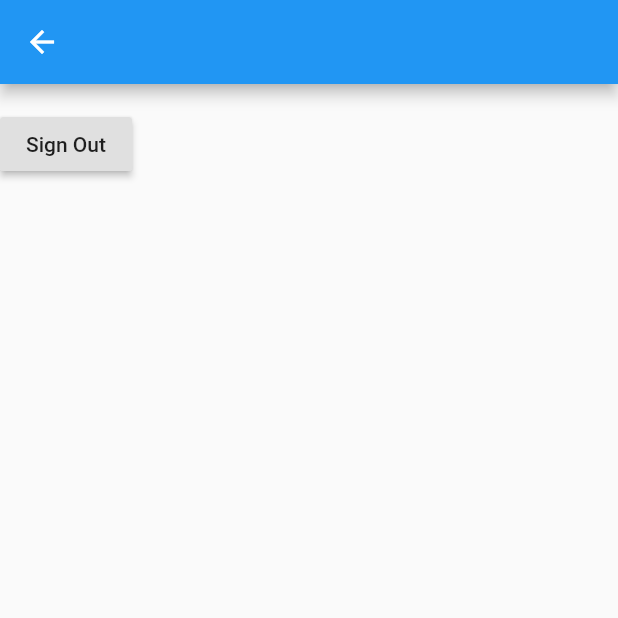
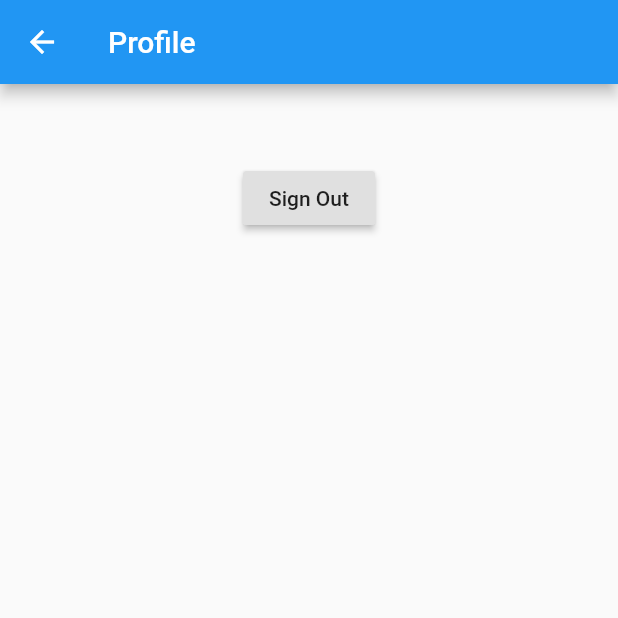
Before and after one commit to varounhanooman/TriniEats, a Flutter app: the screen it shows once a user with an empty profile is signed in, after a tap on the "person" icon, on a phone screen of 412 x 824 dp, the top half of it. Run offline on Flutter 3.47's test engine with Material 2 defaults, Android fonts, the phone set to English and light mode, and no system bars; our stand-ins replace badges, cloud_firestore, firebase_auth, flutter_money_formatter, fluttertoast; accounts and stored records are empty; statements that could not run were skipped.

Commit message:
provider working, cart working

```diff
--- a/lib/bloc/auth_bloc.dart
+++ b/lib/bloc/auth_bloc.dart
@@ -9,6 +9,7 @@ class AuthBloc with ChangeNotifier {
   Status _status = Status.Uninitialized;
 
   AuthBloc.instance() : _auth = FirebaseAuth.instance {
+    print("here");
     _auth.onAuthStateChanged.listen(_onAuthStateChanged);
   }
 
--- a/lib/main.dart
+++ b/lib/main.dart
@@ -4,14 +4,17 @@ import 'package:trini_eats/router.dart';
 
 import 'bloc/_providers.dart';
 
-void main() => runApp(MyApp());
+void main() {
+  runApp(MyApp());
+}
 
 class MyApp extends StatelessWidget {
   @override
   Widget build(BuildContext context) {
     return MultiProvider(
       providers: providers,
-          child: MaterialApp(
+      child: MaterialApp(
+        debugShowCheckedModeBanner: false,
         title: 'Trini Eats',
         theme: ThemeData(
           primarySwatch: Colors.blue,
--- a/lib/router.dart
+++ b/lib/router.dart
@@ -1,18 +1,21 @@
 import 'package:flutter/material.dart';
 import 'package:trini_eats/screens/cart.dart';
+import 'package:trini_eats/screens/menu.dart';
 import 'package:trini_eats/screens/user.dart';
 import 'package:trini_eats/services/auth.dart';
-
 
 class Router {
   static Route<dynamic> generateRoute(RouteSettings settings) {
     switch (settings.name) {
       case '/':
         return MaterialPageRoute(builder: (_) => Auth());
-      // case '/route_overview':
-      //   // pass parameters to route
-      //   var data = settings.arguments as SingleRoute;
-      //   return MaterialPageRoute(builder: (_) => RouteOverview(data));
+      case '/menu':
+        // pass parameters to route
+        var data = settings.arguments as String;
+        return MaterialPageRoute(
+            builder: (_) => Menu(
+                  data,
+                ));
       case '/cart':
         return MaterialPageRoute(builder: (_) => Cart());
       case '/user':
--- a/lib/screens/home.dart
+++ b/lib/screens/home.dart
@@ -1,8 +1,18 @@
 import 'package:flutter/material.dart';
-// import 'package:provider/provider.dart';
-import 'package:firebase_auth/firebase_auth.dart';
+import 'package:provider/provider.dart';
+import 'package:trini_eats/bloc/merchant_bloc.dart';
+import 'package:trini_eats/models/merchant.dart';
+import 'package:trini_eats/widgets/product.dart';
+import 'package:badges/badges.dart';
 
-class Home extends StatelessWidget {
+class Home extends StatefulWidget {
+  @override
+  _HomeState createState() => _HomeState();
+}
+
+class _HomeState extends State<Home> {
+  Future _getMerchants;
+
   Widget _searchField() {
     return Container(
       child: TextFormField(
@@ -21,14 +31,20 @@ class Home extends StatelessWidget {
     );
   }
 
-  SliverAppBar _topHeader(context) {
+  SliverAppBar _topHeader(context, cartLength) {
     return SliverAppBar(
       floating: true,
       pinned: true,
       snap: true,
       actions: <Widget>[
         IconButton(
-          icon: Icon(Icons.shopping_cart),
+          icon: Badge(
+            badgeContent: Text(
+             cartLength.toString(),
+              style: TextStyle(color: Colors.white),
+            ),
+            child: Icon(Icons.shopping_cart),
+          ),
           onPressed: () {
             Navigator.pushNamed(context, '/cart');
             // x.signOut();
@@ -92,30 +108,59 @@ class Home extends StatelessWidget {
     );
   }
 
-  List _buildList(int count) {
-    List<Widget> listItems = List();
+  @override
+  void initState() {
+    super.initState();
+    _getMerchants = Future.microtask(() =>
+        Provider.of<MerchantBloc>(context, listen: false).getMerchantData());
+  }
 
-    for (int i = 0; i < count; i++) {
-      listItems.add(new Padding(
-          padding: new EdgeInsets.all(20.0),
-          child: new Text('Item ${i.toString()}',
-              style: new TextStyle(fontSize: 18.0))));
-    }
-
-    return listItems;
+  Widget _merchantList(Merchants merchants) {
+    return SliverList(
+      delegate: new SliverChildBuilderDelegate(
+        (BuildContext context, int index) {
+          return Product(
+            docId: merchants.merchants[index].id,
+            title: merchants.merchants[index].name,
+            image: FadeInImage.assetNetwork(
+              fadeInCurve: Curves.easeIn,
+              placeholder: 'assets/placeholder.png',
+              image: merchants.merchants[index].image,
+              fit: BoxFit.cover,
+            ),
+          );
+          // return ListTile(
+          //   title: Text(merchants.merchants[index].name),
+          // );
+        },
+        childCount: merchants.merchants.length,
+      ),
+    );
   }
 
   @override
   Widget build(BuildContext context) {
+    var merchant = Provider.of<MerchantBloc>(context);
     return Scaffold(
-      body: CustomScrollView(
-        slivers: <Widget>[
-          _topHeader(context),
-          SliverList(
-            delegate: SliverChildListDelegate(_buildList(50)),
-          ),
-        ],
-      ),
-    );
+        body: Center(
+            child: FutureBuilder(
+      future: _getMerchants,
+      builder: (context, snapshot) {
+        if (snapshot.connectionState == ConnectionState.done) {
+          return Container(
+            child: CustomScrollView(
+              slivers: <Widget>[
+                _topHeader(context, merchant.cart.length),
+                _merchantList(merchant.allMerchants),
+              ],
+            ),
+          );
+        }
+        if (snapshot.hasError) {
+          return Text('$snapshot.error');
+        }
+        return CircularProgressIndicator();
+      },
+    )));
   }
 }
--- a/lib/screens/login.dart
+++ b/lib/screens/login.dart
@@ -114,6 +114,7 @@ class _LoginState extends State<Login> {
                   .hasMatch(value)) {
             return 'Please enter a valid email';
           }
+          return null;
         },
         onSaved: (String value) {
           _formData['email'] = value;
@@ -138,6 +139,7 @@ class _LoginState extends State<Login> {
           if (value.isEmpty) {
             return 'Password field empty';
           }
+          return null;
         },
         onSaved: (String value) {
           _formData['password'] = value;
--- a/lib/screens/user.dart
+++ b/lib/screens/user.dart
@@ -12,10 +12,15 @@ class User extends StatelessWidget {
     FirebaseUser user = auth.user;
     return Scaffold(
       appBar: AppBar(
-        title: Text(user.email),
+        title: Text('Profile'),
       ),
-      body: Column(
+      body: Container(
+        alignment: Alignment.center,
+        child: Column(
+          crossAxisAlignment: CrossAxisAlignment.center,
           children: <Widget>[
+            SizedBox(height: 20.0,),
+            Text(user.email),
             Text(user.uid),
             RaisedButton(
               child: Text('Sign Out'),
@@ -25,6 +30,7 @@ class User extends StatelessWidget {
             )
           ],
         ),
+      ),
     );
   }
 }
--- a/pubspec.yaml
+++ b/pubspec.yaml
@@ -9,10 +9,12 @@ environment:
 dependencies:
   flutter:
     sdk: flutter
+  badges: ^1.1.0
   cloud_firestore: ^0.13.0+1
   cupertino_icons: ^0.1.2
   firebase_auth: ^0.15.3+1
   fluttertoast: ^3.1.3
+  flutter_money_formatter: ^0.8.3
   provider: ^4.0.2
 
 dev_dependencies:
@@ -26,7 +28,8 @@ dev_dependencies:
 flutter:
   uses-material-design: true
   # To add assets to your application, add an assets section, like this:
-  # assets:
+  assets:
+    - assets/
   #  - images/a_dot_burr.jpeg
   #  - images/a_dot_ham.jpeg
   # An image asset can refer to one or more resolution-specific "variants", see
```
Also changed, not shown: lib/bloc/_providers.dart (+6 -1 lines), lib/bloc/merchant_bloc.dart (added, +88 -0 lines), lib/models/kfc.json (added, +7 -0 lines), lib/models/merchant.dart (added, +42 -0 lines), lib/models/merchantmenu.dart (added, +38 -0 lines), lib/screens/cart.dart (+14 -7 lines), lib/screens/menu.dart (added, +113 -0 lines), lib/widgets/product.dart (added, +46 -0 lines), lib/widgets/rectangle.dart (added, +51 -0 lines), assets/placeholder.png (added), pubspec.lock. Lines whose indentation alone changed are shown as unchanged.
